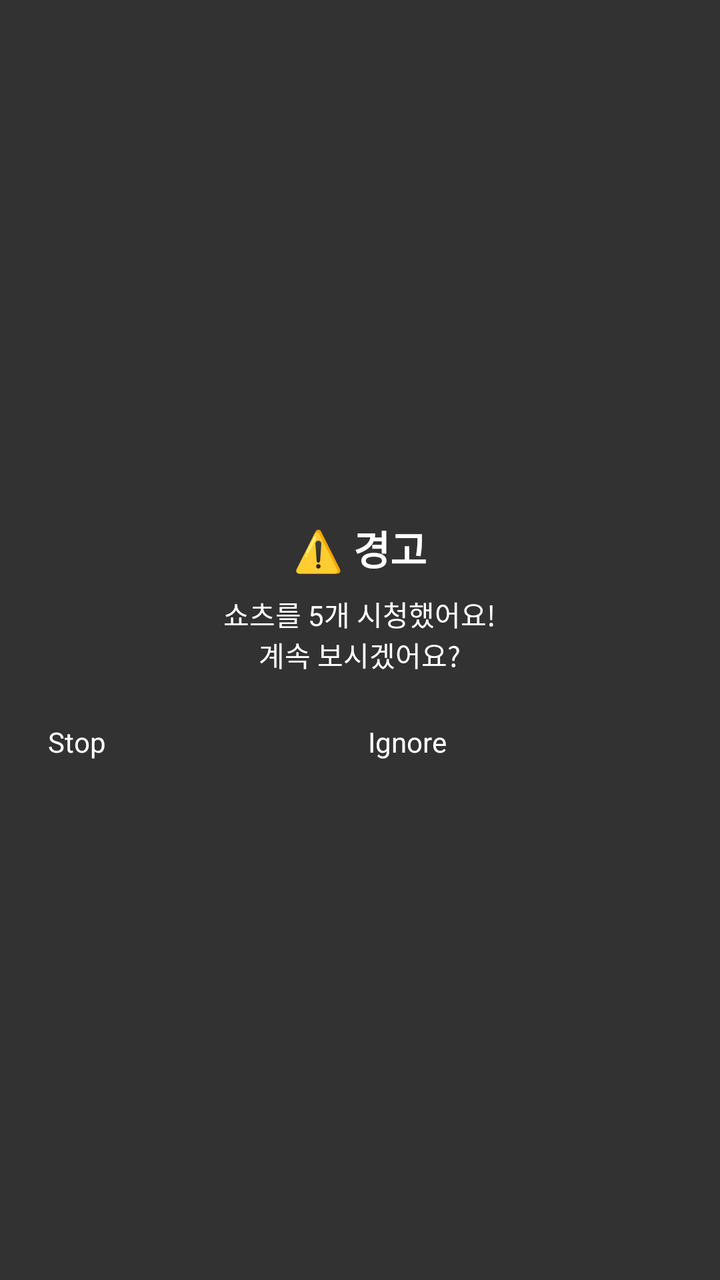
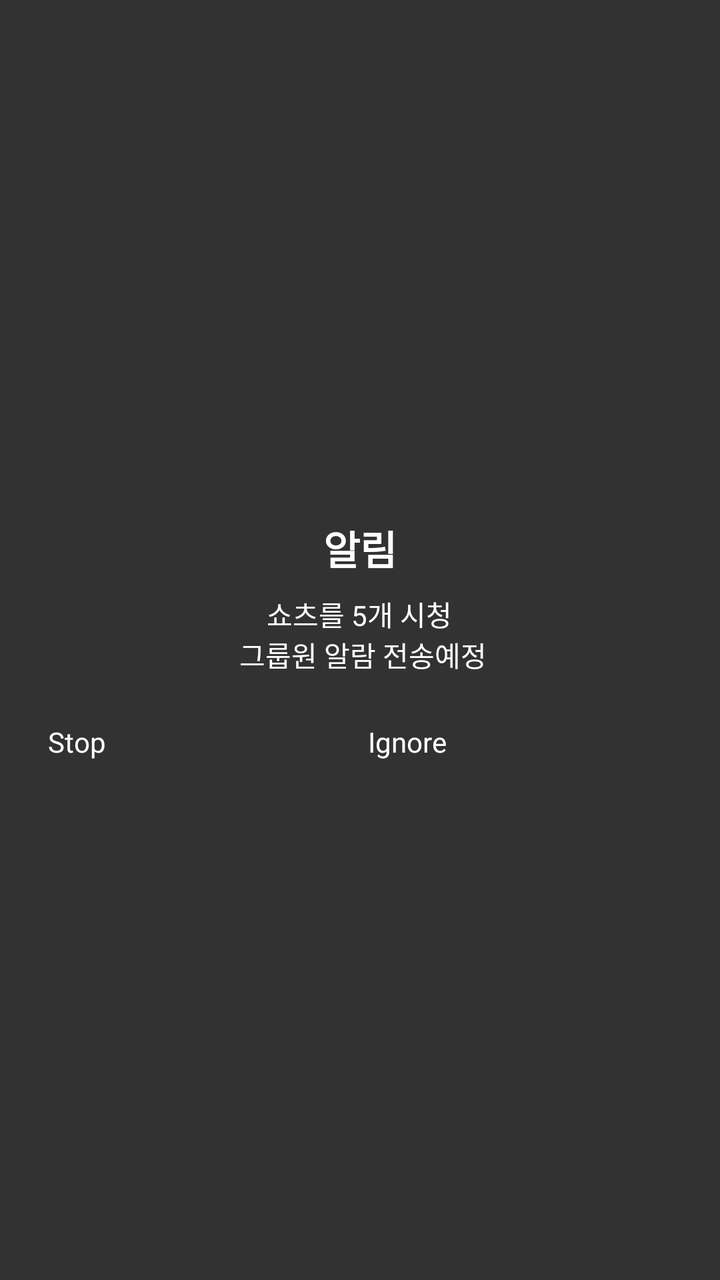

An Android layout rendered at two revisions. The XML below is the earlier revision; the diff shows what the commit changed to produce the second picture.
<!-- AndroidManifest.xml: application theme Theme.ShortCut -->
<!-- res/layout/overlay_popup.xml -->
<?xml version="1.0" encoding="utf-8"?>
<LinearLayout xmlns:android="http://schemas.android.com/apk/res/android"
    android:layout_width="300dp"
    android:layout_height="wrap_content"
    android:orientation="vertical"
    android:background="#CC000000"
    android:padding="24dp"
    android:gravity="center">

    <TextView
        android:layout_width="wrap_content"
        android:layout_height="wrap_content"
        android:text="⚠️ 경고"
        android:textColor="#FFFFFF"
        android:textSize="20sp"
        android:textStyle="bold"
        android:layout_marginBottom="8dp"/>

    <TextView
        android:layout_width="wrap_content"
        android:layout_height="wrap_content"
        android:text="쇼츠를 5개 시청했어요!\n계속 보시겠어요?"
        android:textColor="#FFFFFF"
        android:textSize="14sp"
        android:gravity="center"
        android:layout_marginBottom="24dp"/>

    <LinearLayout
        android:layout_width="match_parent"
        android:layout_height="wrap_content"
        android:orientation="horizontal"
        android:gravity="center">

        <Button
            android:id="@+id/btnStop"
            android:layout_width="0dp"
            android:layout_height="wrap_content"
            android:layout_weight="1"
            android:text="Stop"
            android:backgroundTint="#FF4444"
            android:textColor="#FFFFFF"
            android:layout_marginEnd="8dp"/>

        <Button
            android:id="@+id/btnIgnore"
            android:layout_width="0dp"
            android:layout_height="wrap_content"
            android:layout_weight="1"
            android:text="Ignore"
            android:backgroundTint="#888888"
            android:textColor="#FFFFFF"/>

    </LinearLayout>
</LinearLayout>
<!-- resources referenced by this layout -->
<resources>
  <style name="Theme.ShortCut" parent="android:Theme.Material.Light.NoActionBar" />
</resources>

<!-- the commit's change to res/layout/overlay_popup.xml (unified diff, before → after) -->
@@ -1,6 +1,6 @@
 <?xml version="1.0" encoding="utf-8"?>
 <LinearLayout xmlns:android="http://schemas.android.com/apk/res/android"
-    android:layout_width="300dp"
+    android:layout_width="400dp"
     android:layout_height="wrap_content"
     android:orientation="vertical"
     android:background="#CC000000"
@@ -10,7 +10,7 @@
     <TextView
         android:layout_width="wrap_content"
         android:layout_height="wrap_content"
-        android:text="⚠️ 경고"
+        android:text="알림"
         android:textColor="#FFFFFF"
         android:textSize="20sp"
         android:textStyle="bold"
@@ -19,7 +19,7 @@
     <TextView
         android:layout_width="wrap_content"
         android:layout_height="wrap_content"
-        android:text="쇼츠를 5개 시청했어요!\n계속 보시겠어요?"
+        android:text="쇼츠를 5개 시청\n 그룹원 알람 전송예정"
         android:textColor="#FFFFFF"
         android:textSize="14sp"
         android:gravity="center"
@@ -33,7 +33,7 @@
 
         <Button
             android:id="@+id/btnStop"
-            android:layout_width="0dp"
+            android:layout_width="15dp"
             android:layout_height="wrap_content"
             android:layout_weight="1"
             android:text="Stop"
@@ -43,7 +43,7 @@
 
         <Button
             android:id="@+id/btnIgnore"
-            android:layout_width="0dp"
+            android:layout_width="15dp"
             android:layout_height="wrap_content"
             android:layout_weight="1"
             android:text="Ignore"
